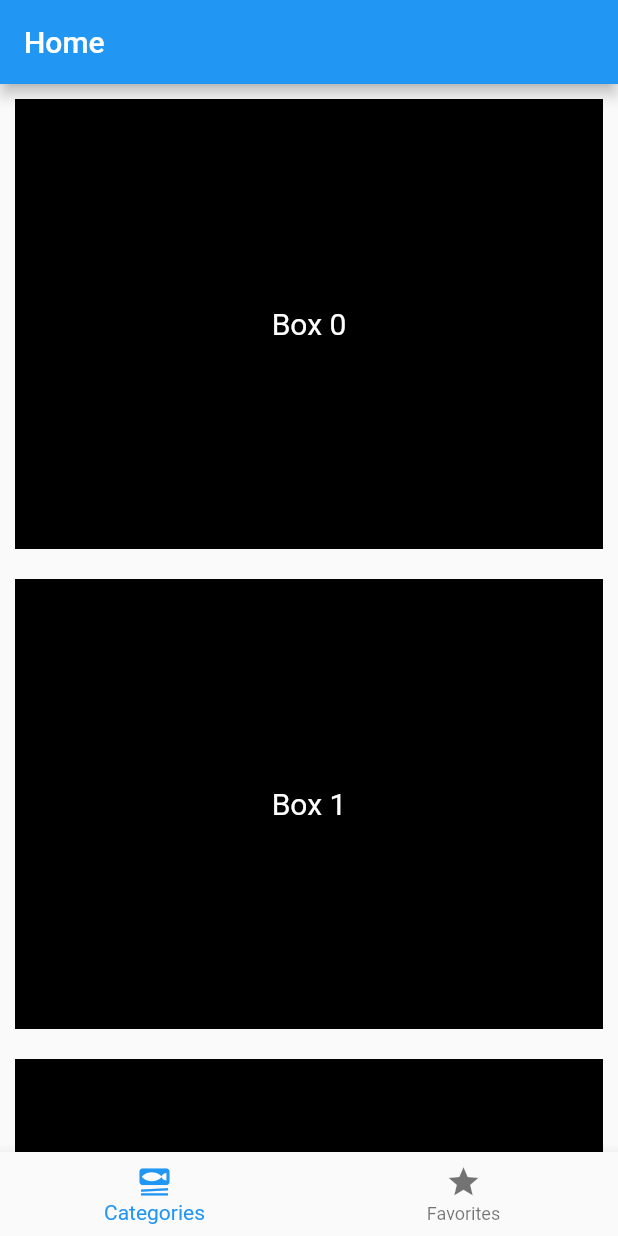
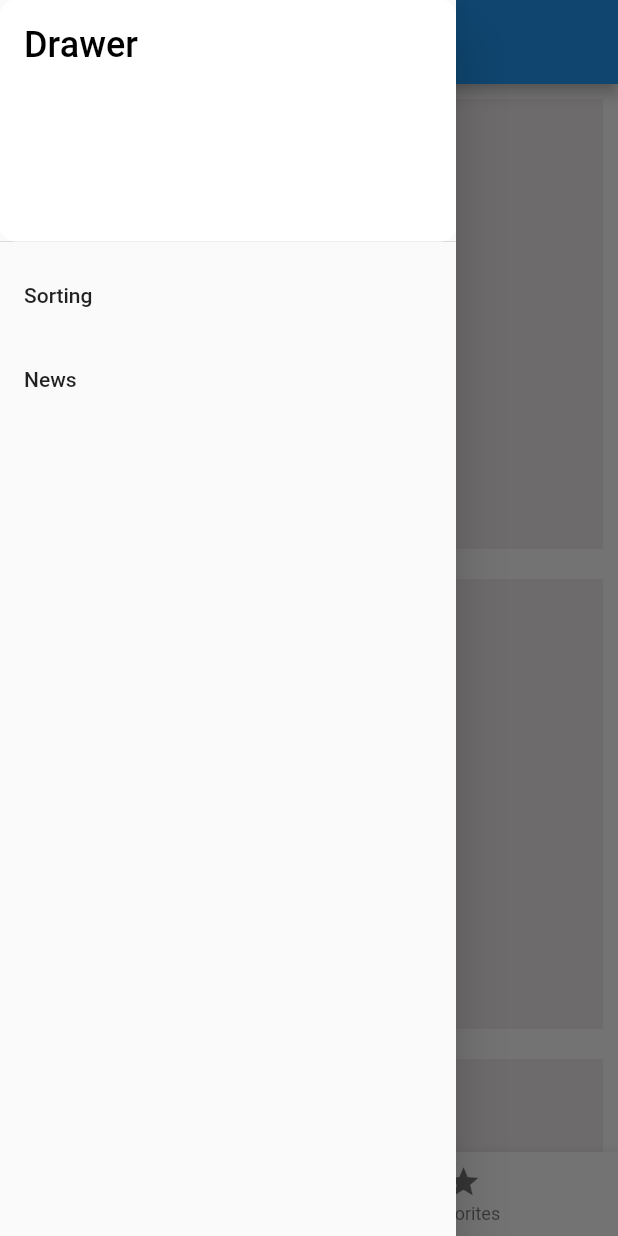
Before and after one commit to raj2893/Bit-News, a Flutter app: the HomePage screen opened directly, with the side drawer open (before the commit the screen has no drawer), on a phone screen of 412 x 824 dp. Run offline on Flutter 3.47's test engine with Material 2 defaults, Android fonts, the phone set to English and light mode, and no system bars; our stand-ins replace google_fonts.

Commit message:
HomePageAlmost

```diff
--- a/lib/pages/Box.dart
+++ b/lib/pages/Box.dart
@@ -10,7 +10,8 @@ class BoxList extends StatelessWidget {
           return Container(
             margin: EdgeInsets.all(10),
             height: 300, // Set the height of each box
-            color: Colors.black, // Set the color of each box
+            color:
+                Color.fromARGB(255, 237, 233, 233), // Set the color of each box
             child: Center(
               child: Text('Box $index',
                   style: TextStyle(color: Colors.white, fontSize: 20)),
--- a/lib/pages/HomePage.dart
+++ b/lib/pages/HomePage.dart
@@ -1,4 +1,5 @@
 import 'package:bitnews/pages/Box.dart';
+import 'package:bitnews/pages/drawerr.dart';
 import 'package:flutter/material.dart';
 import 'dart:ui';
 class HomePage extends StatelessWidget {
@@ -11,6 +12,7 @@ class HomePage extends StatelessWidget {
         title: Text(activePageTitle),
       ),
       body: BoxList(),
+      drawer: Drawerr(),
       bottomNavigationBar: BottomNavigationBar(
 
         items: const [
--- /dev/null
+++ b/lib/pages/drawerr.dart
@@ -0,0 +1,39 @@
+import 'package:flutter/material.dart';
+
+class Drawerr extends StatelessWidget {
+  const Drawerr({super.key});
+
+  @override
+  Widget build(BuildContext context) {
+    return Drawer(
+      child: ListView(
+        padding: EdgeInsets.zero,
+        children: <Widget>[
+          DrawerHeader(
+            decoration: BoxDecoration(
+              borderRadius: BorderRadius.all(Radius.circular(10)),
+              color: Colors.white,
+            ),
+            child: Text(
+              'Drawer',
+              style: TextStyle(color: Colors.black, fontSize: 24),
+            ),
+          ),
+          ListTile(
+            title: Text('Sorting'),
+            onTap: () {
+              // Handle the option 1 tap
+              // You can navigate to a different screen or update the state here.
+            },
+          ),
+          ListTile(
+            title: Text('News'),
+            onTap: () {
+              // Handle the option 2 tap
+            },
+          ),
+        ],
+      ),
+    );
+  }
+}
```
